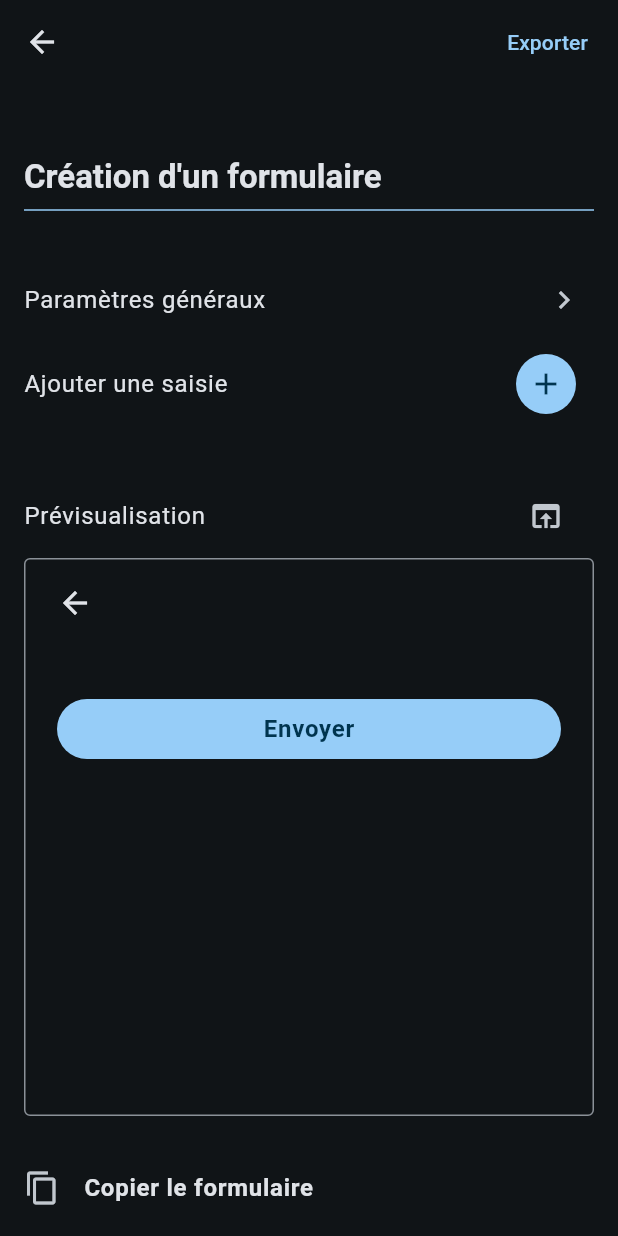
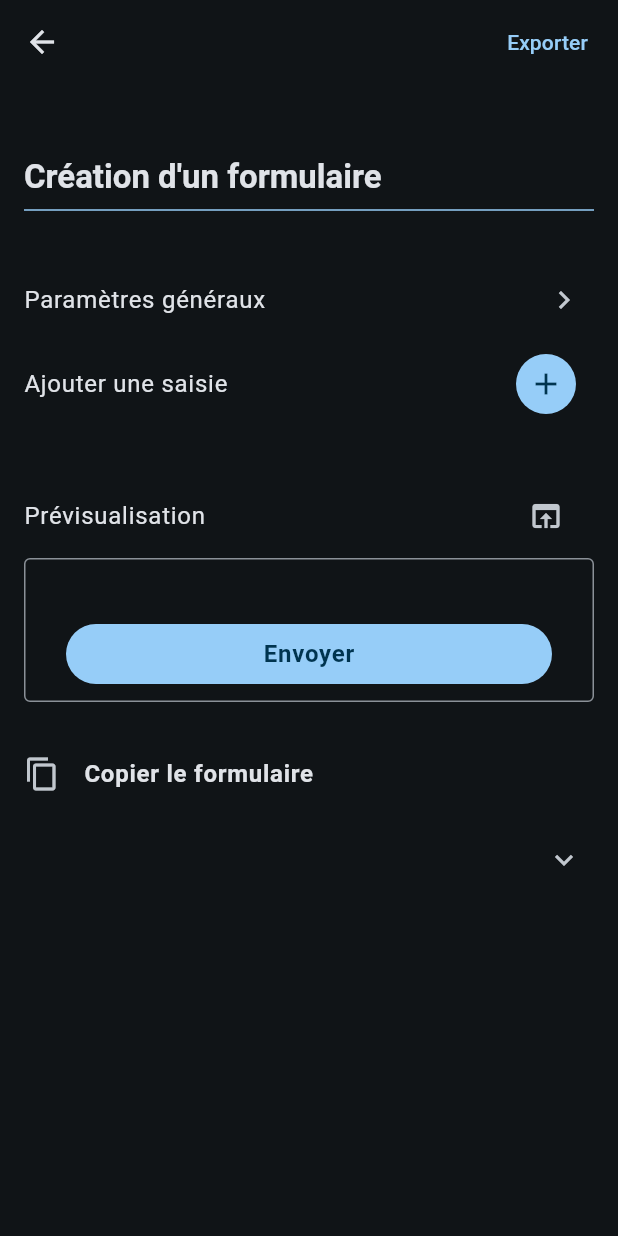
Before and after one commit to Womotaq/wo_form, a Flutter app: the screen it shows after launch, after a tap on "Créer un formulaire en quelques clics...", on a phone screen of 412 x 824 dp. Run offline on Flutter 3.47's test engine with Material 3 defaults, Android fonts, the phone set to English and light mode, and no system bars; our stand-ins replace flutter_bloc, freezed_annotation, popover.

Commit message:
Improved preview

```diff
--- a/lib/example/form_creator/form_creator_page.dart
+++ b/lib/example/form_creator/form_creator_page.dart
@@ -15,7 +15,6 @@ class FormCreatorPage extends StatelessWidget {
 
   @override
   Widget build(BuildContext context) {
-    print(const SelectStringInput(id: 'test', maxCount: 3).toJson());
     final woFormCreator = WoForm(
       initialStatus: const InvalidValuesStatus(),
       canQuit: (context) async => context.read<WoFormStatusCubit>().state
@@ -168,6 +167,12 @@ class _JsonClipboarderState extends State<JsonClipboarder> {
               try {
                 createdForm = WoForm.fromJson(
                   form.export(values) as Map<String, dynamic>,
+                ).copyWith(
+                  uiSettings: WoFormUiSettings(
+                    submitMode: StandardSubmitMode(
+                      scaffoldBuilder: (body) => body,
+                    ),
+                  ),
                 );
               } catch (_) {}
 
@@ -176,13 +181,12 @@ class _JsonClipboarderState extends State<JsonClipboarder> {
                   helperText: ' ',
                   errorText: createdForm == null ? ' ' : null,
                   border: const OutlineInputBorder(),
-                  contentPadding: const EdgeInsets.all(2),
+                  contentPadding: const EdgeInsets.all(8),
                 ),
                 child: createdForm != null
-                    ? AspectRatio(
-                        aspectRatio: 1,
-                        child: Hero(
-                          tag: 'createdForm',
+                    ? Hero(
+                        tag: 'createdForm',
+                        child: Material(
                           child: createdForm
                               .copyWith(
                                 onSubmitSuccess: showJsonDialog,
```
